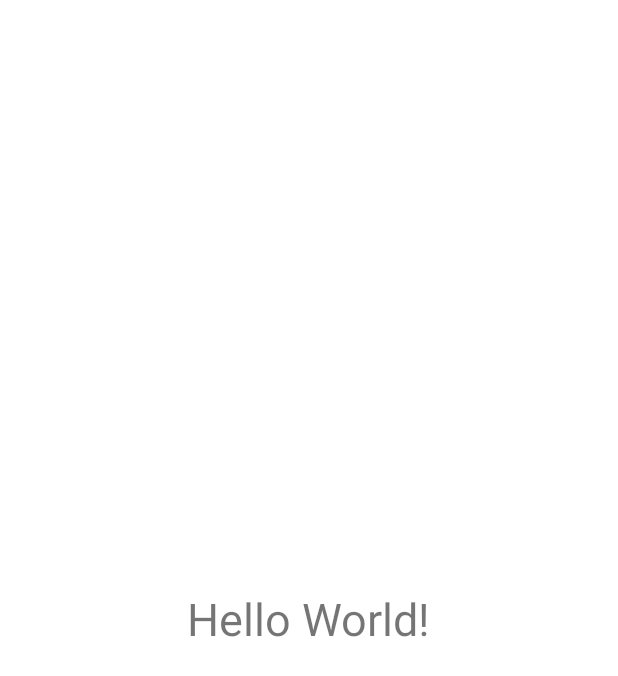
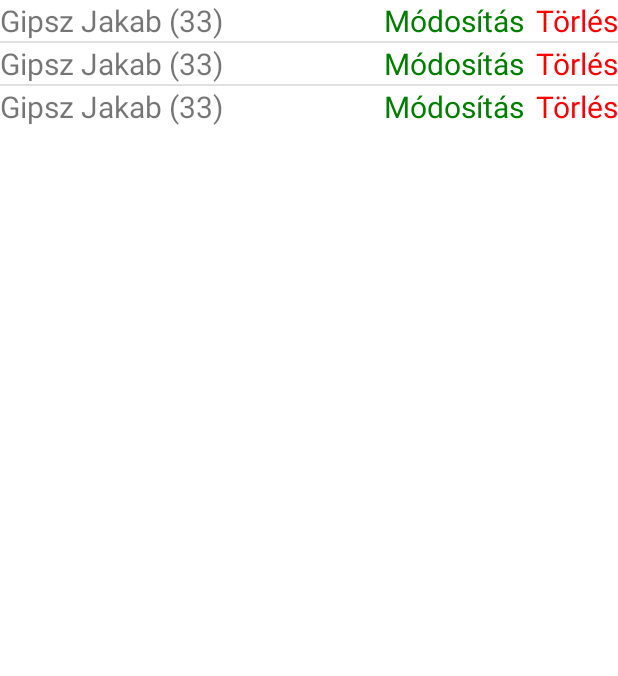
Before and after one commit to darkbeast0106/PeopleRestClient, an Android app: the layout activity_main.xml on its own in the app's theme, with its tools: preview values and no code run, on a phone screen of 412 x 824 dp. Shown: the top 676 px of the screen. Run offline under Robolectric (Android 15) with nearby library versions, the phone set to English and light mode, and no system bars.

Commit message:
Átalakítás ListViewra

```diff
--- a/app/build.gradle
+++ b/app/build.gradle
@@ -36,6 +36,7 @@ dependencies {
     implementation 'androidx.appcompat:appcompat:1.4.1'
     implementation 'com.google.android.material:material:1.5.0'
     implementation 'androidx.constraintlayout:constraintlayout:2.1.3'
+    implementation 'com.google.code.gson:gson:2.9.0'
     testImplementation 'junit:junit:4.13.2'
     androidTestImplementation 'androidx.test.ext:junit:1.1.3'
     androidTestImplementation 'androidx.test.espresso:espresso-core:3.4.0'
--- a/app/src/main/res/layout/activity_main.xml
+++ b/app/src/main/res/layout/activity_main.xml
@@ -1,21 +1,24 @@
 <?xml version="1.0" encoding="utf-8"?>
-<androidx.constraintlayout.widget.ConstraintLayout xmlns:android="http://schemas.android.com/apk/res/android"
+<LinearLayout xmlns:android="http://schemas.android.com/apk/res/android"
     xmlns:app="http://schemas.android.com/apk/res-auto"
     xmlns:tools="http://schemas.android.com/tools"
     android:layout_width="match_parent"
     android:layout_height="match_parent"
+    android:orientation="vertical"
     tools:context=".MainActivity">
 
-    <TextView
-        android:layout_width="wrap_content"
+    <ProgressBar
+        android:layout_width="match_parent"
         android:layout_height="wrap_content"
-        android:text="Hello World!"
+        android:id="@+id/progressBar"
+        android:visibility="gone"
+        />
+
+    <ListView
         android:id="@+id/adatok"
-        android:scrollbars="vertical"
-        android:textSize="30sp"
-        app:layout_constraintBottom_toBottomOf="parent"
-        app:layout_constraintLeft_toLeftOf="parent"
-        app:layout_constraintRight_toRightOf="parent"
-        app:layout_constraintTop_toTopOf="parent" />
+        android:layout_width="match_parent"
+        android:layout_height="wrap_content"
+        tools:listitem="@layout/person_list_item"
+        />
 
-</androidx.constraintlayout.widget.ConstraintLayout>
+</LinearLayout>
--- /dev/null
+++ b/app/src/main/res/layout/person_list_item.xml
@@ -0,0 +1,46 @@
+<?xml version="1.0" encoding="utf-8"?>
+<androidx.constraintlayout.widget.ConstraintLayout xmlns:android="http://schemas.android.com/apk/res/android"
+    xmlns:app="http://schemas.android.com/apk/res-auto"
+    android:layout_width="match_parent"
+    android:layout_height="match_parent">
+
+    <TextView
+        android:id="@+id/delete"
+        android:layout_width="wrap_content"
+        android:layout_height="wrap_content"
+        android:text="Törlés"
+        android:textColor="@color/red"
+        android:textSize="20sp"
+        app:layout_constraintEnd_toEndOf="parent"
+        app:layout_constraintTop_toTopOf="parent" />
+
+    <TextView
+        android:id="@+id/update"
+        android:layout_width="wrap_content"
+        android:layout_height="wrap_content"
+        android:layout_marginEnd="8dp"
+        android:text="Módosítás"
+        android:textColor="@color/green"
+        android:textSize="20sp"
+        app:layout_constraintEnd_toStartOf="@id/delete"
+        app:layout_constraintTop_toTopOf="parent" />
+
+    <TextView
+        android:layout_width="wrap_content"
+        android:layout_height="wrap_content"
+        android:text="Gipsz Jakab"
+        android:textSize="20sp"
+        android:id="@+id/name"
+        app:layout_constraintTop_toTopOf="parent"
+        app:layout_constraintStart_toStartOf="parent"
+        />
+    <TextView
+        android:layout_width="wrap_content"
+        android:layout_height="wrap_content"
+        android:id="@+id/age"
+        android:text=" (33)"
+        android:textSize="20sp"
+        app:layout_constraintTop_toTopOf="parent"
+        app:layout_constraintStart_toEndOf="@id/name"
+        />
+</androidx.constraintlayout.widget.ConstraintLayout>
--- a/app/src/main/res/values/colors.xml
+++ b/app/src/main/res/values/colors.xml
@@ -7,4 +7,6 @@
     <color name="teal_700">#FF018786</color>
     <color name="black">#FF000000</color>
     <color name="white">#FFFFFFFF</color>
+    <color name="red">#FF0000</color>
+    <color name="green">#007F00</color>
 </resources>
```
Also changed, not shown: app/src/main/java/com/darkbeast0106/peoplerestclient/MainActivity.java (+75 -2 lines), app/src/main/java/com/darkbeast0106/peoplerestclient/RequestTask.java (deleted, +0 -40 lines).
